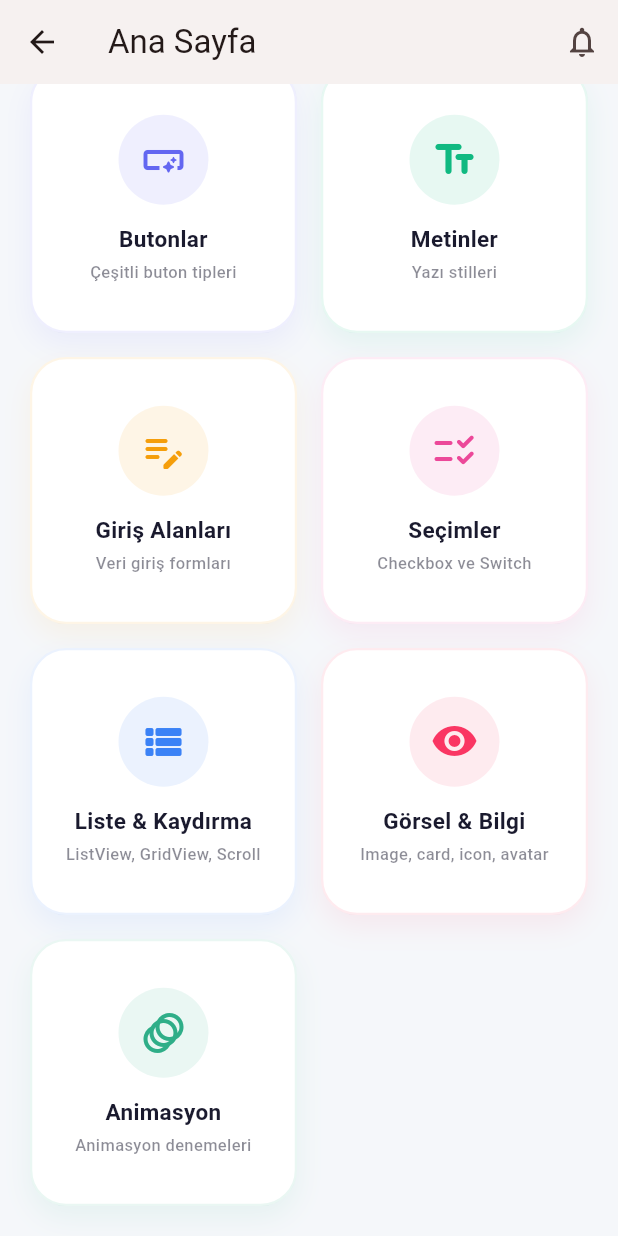
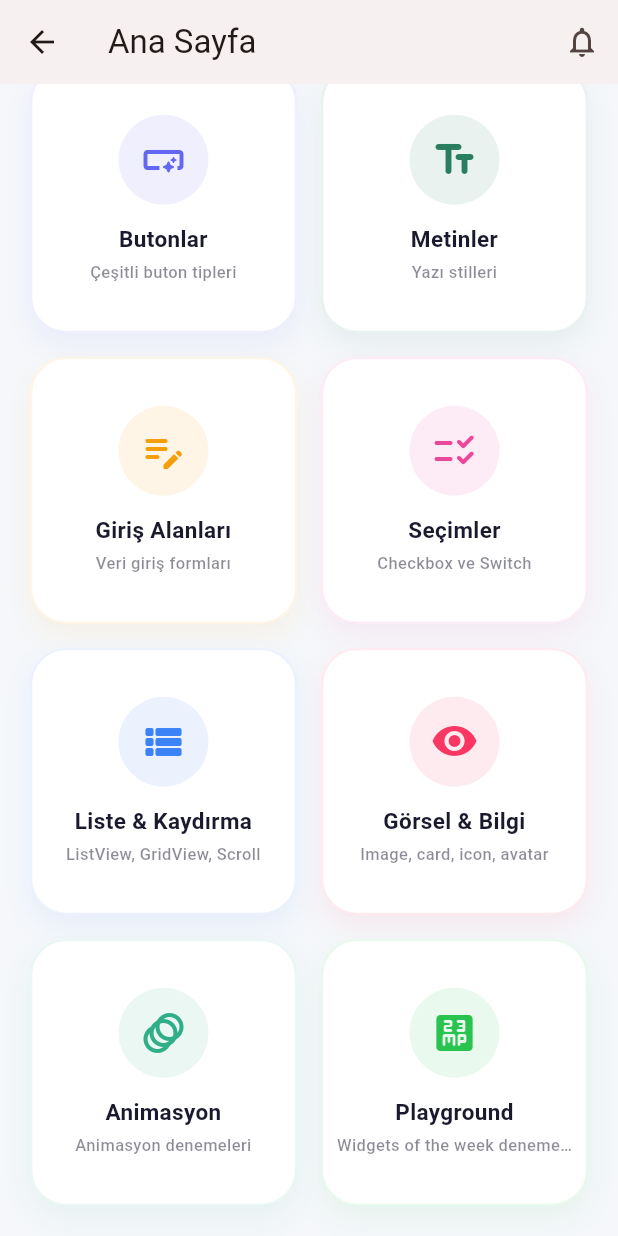
Before and after one commit to yusufkrrt/widgets, a Flutter app: the HomeScreen screen opened by its route, scrolled down 213 dp, on a phone screen of 412 x 824 dp. Run offline on Flutter 3.47's test engine with Material 3 defaults, Android fonts, the phone set to English and light mode, and no system bars; our stand-ins replace get.

Commit message:
added playground for interests

```diff
--- a/lib/app/modules/home/screen.dart
+++ b/lib/app/modules/home/screen.dart
@@ -168,7 +168,7 @@ class _QuickActionsGrid extends StatelessWidget {
               ActionCard(
                 icon: Icons.text_fields_rounded,
                 label: 'Metinler',
-                color: const Color(0xFF10B981),
+                color: const Color(0xFF287E5F),
                 description: 'Yazı stilleri',
                 onTap: () => Get.toNamed(AppPaths.text),
               ),
@@ -207,6 +207,14 @@ class _QuickActionsGrid extends StatelessWidget {
                 description: 'Animasyon denemeleri',
                 onTap: () => Get.toNamed(AppPaths.animations),
               ),
+              ActionCard(
+                icon: Icons.twenty_three_mp_rounded,
+                label: 'Playground',
+                color: const Color(0xFF29C34F),
+                description: 'Widgets of the week denemeleri',
+                onTap:()=>Get.toNamed(AppPaths.playground)
+
+              ),
             ],
           ),
         ],
--- a/lib/app/modules/modules.dart
+++ b/lib/app/modules/modules.dart
@@ -8,3 +8,4 @@ export 'choose_wigdets/choose_wigdets.dart';
 export 'list_scroll_widgets/list_scroll_widgets.dart';
 export 'visual_info_widgets/visual_info_widgets.dart';
 export 'animations/animations.dart';
+export 'playground/playground.dart';
--- /dev/null
+++ b/lib/app/modules/playground/bindings.dart
@@ -0,0 +1,9 @@
+import 'package:ogrenme/app/modules/modules.dart';
+import 'package:get/get.dart';
+
+class PlaygroundBindings extends Bindings {
+  @override
+  void dependencies() {
+    Get.lazyPut<PlaygroundController>(PlaygroundController.new);
+  }
+}
--- /dev/null
+++ b/lib/app/modules/playground/playground.dart
@@ -0,0 +1,4 @@
+export 'bindings.dart';
+export 'controller.dart';
+export 'screen.dart';
+export 'widgets/widgets.dart';
--- /dev/null
+++ b/lib/app/modules/playground/widgets/widgets.dart
@@ -0,0 +1 @@
+// export 'some_widget.dart';
--- a/lib/app/routes/app_pages.dart
+++ b/lib/app/routes/app_pages.dart
@@ -81,5 +81,10 @@ class AppPages {
       page: AnimationsScreen.new,
       binding: AnimationsBindings(),
     ),
+    GetPage<void>(
+      name: AppPaths.playground,
+      page: PlaygroundScreen.new,
+      binding: PlaygroundBindings(),
+    ),
   ];
 }
--- a/lib/app/routes/app_paths.dart
+++ b/lib/app/routes/app_paths.dart
@@ -14,4 +14,5 @@ abstract class AppPaths {
   static const String list_scroll_widgets = '/list-scroll-widgets';
   static const String visual_info_widgets = '/visual-info-widgets';
   static const String animations = '/animations';
+  static const String playground = '/playground';
 }
```
Also changed, not shown: lib/app/modules/playground/controller.dart (added, +22 -0 lines), lib/app/modules/playground/screen.dart (added, +86 -0 lines).
